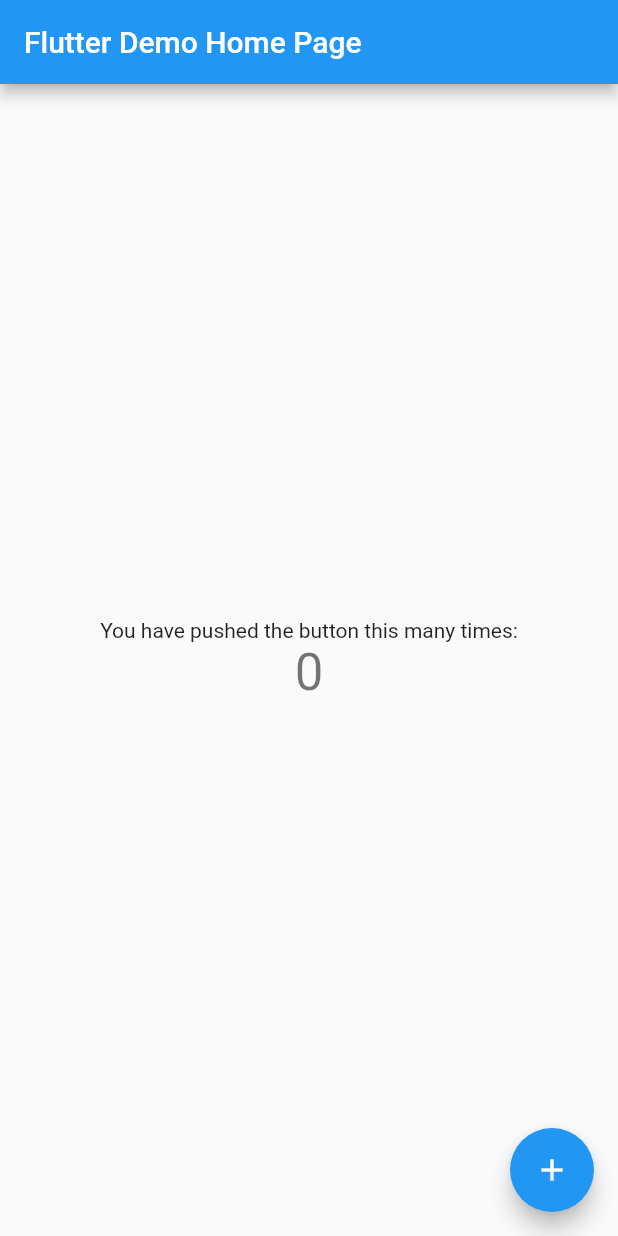
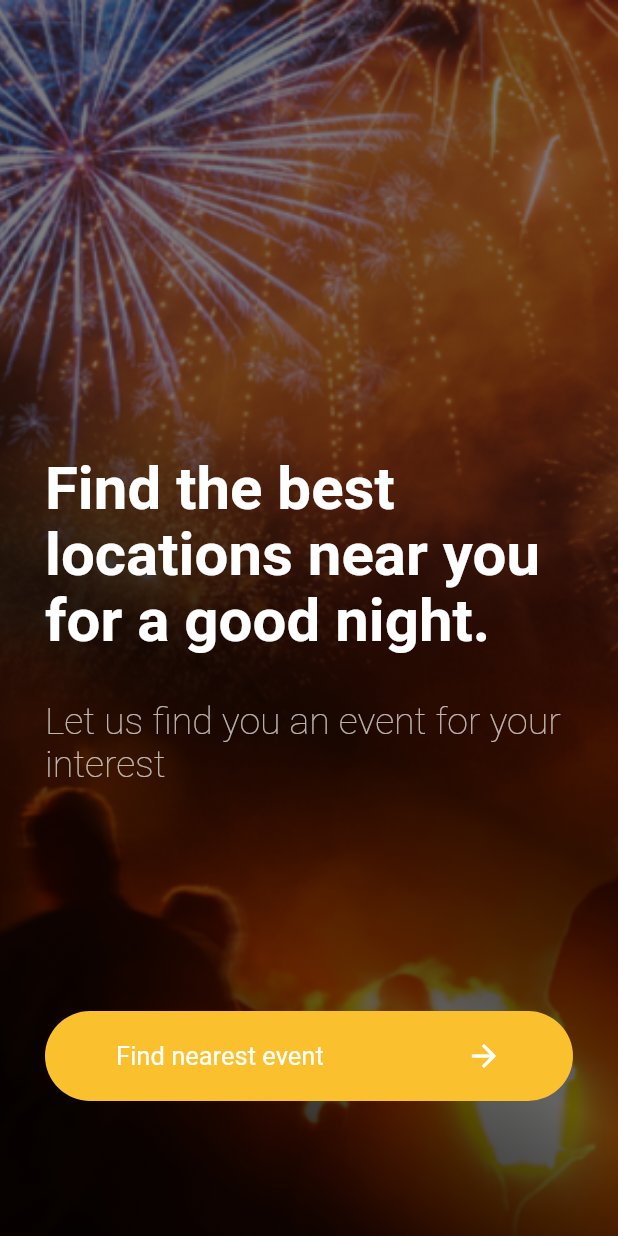
Before and after one commit to vineetjk/quanratine-code, a Flutter app: the screen it shows after launch, on a phone screen of 412 x 824 dp. Run offline on Flutter 3.47's test engine with Material 2 defaults, Android fonts, the phone set to English and light mode, and no system bars; our stand-ins replace page_transition, simple_animations.

Commit message:
project UI completed

```diff
--- /dev/null
+++ b/events_ui_flutter/lib/Animations/FadeAnimatioon.dart
@@ -0,0 +1,32 @@
+import 'package:flutter/material.dart';
+import 'package:simple_animations/simple_animations.dart';
+
+class FadeAnimation extends StatelessWidget {
+  final double delay;
+  final Widget child;
+
+  FadeAnimation(this.delay, this.child);
+
+  @override
+  Widget build(BuildContext context) {
+    final tween = MultiTrackTween([
+      Track("opacity")
+          .add(Duration(milliseconds: 500), Tween(begin: 0.0, end: 1.0)),
+      Track("translateY").add(
+          Duration(milliseconds: 500), Tween(begin: -30.0, end: 0.0),
+          curve: Curves.easeOut)
+    ]);
+
+    return ControlledAnimation(
+      delay: Duration(milliseconds: (500 * delay).round()),
+      duration: tween.duration,
+      tween: tween,
+      child: child,
+      builderWithChild: (context, child, animation) => Opacity(
+        opacity: animation["opacity"],
+        child: Transform.translate(
+            offset: Offset(0, animation["translateY"]), child: child),
+      ),
+    );
+  }
+}
--- a/events_ui_flutter/lib/main.dart
+++ b/events_ui_flutter/lib/main.dart
@@ -1,4 +1,7 @@
+import 'package:events_ui_flutter/Animations/FadeAnimatioon.dart';
 import 'package:flutter/material.dart';
+import 'package:page_transition/page_transition.dart';
+import 'EventsList.dart';
 
 void main() => runApp(MyApp());
 
@@ -7,20 +10,12 @@ class MyApp extends StatelessWidget {
   @override
   Widget build(BuildContext context) {
     return MaterialApp(
-      title: 'Flutter Demo',
+      title: 'Events',
+      debugShowCheckedModeBanner: false,
       theme: ThemeData(
-        // This is the theme of your application.
-        //
-        // Try running your application with "flutter run". You'll see the
-        // application has a blue toolbar. Then, without quitting the app, try
-        // changing the primarySwatch below to Colors.green and then invoke
-        // "hot reload" (press "r" in the console where you ran "flutter run",
-        // or simply save your changes to "hot reload" in a Flutter IDE).
-        // Notice that the counter didn't reset back to zero; the application
-        // is not restarted.
         primarySwatch: Colors.blue,
       ),
-      home: MyHomePage(title: 'Flutter Demo Home Page'),
+      home: MyHomePage(title: 'Events'),
     );
   }
 }
@@ -28,84 +23,138 @@ class MyApp extends StatelessWidget {
 class MyHomePage extends StatefulWidget {
   MyHomePage({Key key, this.title}) : super(key: key);
 
-  // This widget is the home page of your application. It is stateful, meaning
-  // that it has a State object (defined below) that contains fields that affect
-  // how it looks.
-
-  // This class is the configuration for the state. It holds the values (in this
-  // case the title) provided by the parent (in this case the App widget) and
-  // used by the build method of the State. Fields in a Widget subclass are
-  // always marked "final".
-
   final String title;
 
   @override
   _MyHomePageState createState() => _MyHomePageState();
 }
 
-class _MyHomePageState extends State<MyHomePage> {
-  int _counter = 0;
+class _MyHomePageState extends State<MyHomePage>
+    with SingleTickerProviderStateMixin {
+  AnimationController _scaleController;
+  Animation<double> _scaleAnimation;
 
-  void _incrementCounter() {
-    setState(() {
-      // This call to setState tells the Flutter framework that something has
-      // changed in this State, which causes it to rerun the build method below
-      // so that the display can reflect the updated values. If we changed
-      // _counter without calling setState(), then the build method would not be
-      // called again, and so nothing would appear to happen.
-      _counter++;
-    });
+  bool hide = false;
+
+  @override
+  void initState() {
+    // TODO: implement initState
+    super.initState();
+    _scaleController =
+        AnimationController(vsync: this, duration: Duration(microseconds: 300));
+
+    _scaleAnimation =
+        Tween<double>(begin: 1.0, end: 30.0).animate(_scaleController)
+          ..addStatusListener((status) {
+            if (status == AnimationStatus.completed) {
+              Navigator.push(context, PageTransition(child: EventList(), type: PageTransitionType.fade));
+
+            }
+          });
+  }
+
+  @override
+  void dispose() {
+    // TODO: implement dispose
+    super.dispose();
+
+    _scaleController.dispose();
   }
 
   @override
   Widget build(BuildContext context) {
-    // This method is rerun every time setState is called, for instance as done
-    // by the _incrementCounter method above.
-    //
-    // The Flutter framework has been optimized to make rerunning build methods
-    // fast, so that you can just rebuild anything that needs updating rather
-    // than having to individually change instances of widgets.
     return Scaffold(
-      appBar: AppBar(
-        // Here we take the value from the MyHomePage object that was created by
-        // the App.build method, and use it to set our appbar title.
-        title: Text(widget.title),
-      ),
-      body: Center(
-        // Center is a layout widget. It takes a single child and positions it
-        // in the middle of the parent.
-        child: Column(
-          // Column is also a layout widget. It takes a list of children and
-          // arranges them vertically. By default, it sizes itself to fit its
-          // children horizontally, and tries to be as tall as its parent.
-          //
-          // Invoke "debug painting" (press "p" in the console, choose the
-          // "Toggle Debug Paint" action from the Flutter Inspector in Android
-          // Studio, or the "Toggle Debug Paint" command in Visual Studio Code)
-          // to see the wireframe for each widget.
-          //
-          // Column has various properties to control how it sizes itself and
-          // how it positions its children. Here we use mainAxisAlignment to
-          // center the children vertically; the main axis here is the vertical
-          // axis because Columns are vertical (the cross axis would be
-          // horizontal).
-          mainAxisAlignment: MainAxisAlignment.center,
-          children: <Widget>[
-            Text(
-              'You have pushed the button this many times:',
+      body: Container(
+        decoration: BoxDecoration(
+            image: DecorationImage(
+          image: AssetImage('assets/images/fireimage.png'),
+          fit: BoxFit.cover,
+        )),
+        child: Container(
+          padding: EdgeInsets.all(30),
+          decoration: BoxDecoration(
+            gradient: LinearGradient(
+              begin: Alignment.bottomCenter,
+              colors: [
+                Colors.black.withOpacity(0.9),
+                Colors.black.withOpacity(0.6),
+                Colors.black.withOpacity(0.8),
+                Colors.black.withOpacity(0.5),
+              ],
             ),
-            Text(
-              '$_counter',
-              style: Theme.of(context).textTheme.display1,
-            ),
-          ],
+          ),
+          child: Column(
+            mainAxisAlignment: MainAxisAlignment.end,
+            crossAxisAlignment: CrossAxisAlignment.start,
+            children: <Widget>[
+             FadeAnimation(1, Text(
+                "Find the best locations near you for a good night.",
+                style: TextStyle(
+                  color: Colors.white,
+                  fontSize: 40.0,
+                  fontWeight: FontWeight.bold,
+                  height: 1.1,
+                ),
+              ),),
+
+              SizedBox(
+                height: 30,
+              ),
+             FadeAnimation(1.3, Text(
+                "Let us find you an event for your interest",
+                style: TextStyle(
+                  color: Colors.white.withOpacity(0.7),
+                  fontSize: 25,
+                  fontWeight: FontWeight.w100,
+                ),
+              ),),
+              SizedBox(
+                height: 150,
+              ),
+             FadeAnimation(1.4, InkWell(
+                onTap: () {
+                  setState(() {
+                    hide = true;
+                  });
+                  _scaleController.forward();
+                },
+                child: AnimatedBuilder(
+                  animation: _scaleController,
+                  builder: (context, child) => Transform.scale(
+                    scale: _scaleAnimation.value,
+
+                  child: Container(
+                    height: 60,
+                    decoration: BoxDecoration(
+                      borderRadius: BorderRadius.circular(50),
+                      color: Colors.yellow[700],
+                    ),
+                    child: hide == false
+                        ? Row(
+                            mainAxisAlignment: MainAxisAlignment.spaceAround,
+                            children: <Widget>[
+                             FadeAnimation(1.6 ,Text(
+                                "Find nearest event",
+                                style: TextStyle(
+                                    color: Colors.white, fontSize: 17),
+                              ),),
+                             FadeAnimation(1.7, Icon(
+                                Icons.arrow_forward,
+                                color: Colors.white,
+                              ),),
+                            ],
+                          )
+                        : Container(),
+                  ),),
+                ),
+              ),),
+              SizedBox(
+                height: 60,
+              )
+            ],
+          ),
         ),
       ),
-      floatingActionButton: FloatingActionButton(
-        onPressed: _incrementCounter,
-        tooltip: 'Increment',
-        child: Icon(Icons.add),
-      ), // This trailing comma makes auto-formatting nicer for build methods.
     );
   }
 }
```
Also changed, not shown: events_ui_flutter/lib/EventItem.dart (added, +83 -0 lines), events_ui_flutter/lib/EventsList.dart (added, +131 -0 lines), events_ui_flutter/pubspec.yaml (+5 -2 lines), events_ui_flutter/assets/images/event1.jpg (added), events_ui_flutter/assets/images/fireimage.png (added), events_ui_flutter/pubspec.lock.
